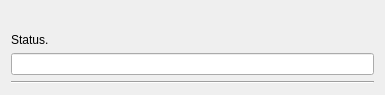
This is python/mmSolver/tools/solver/widget/solverstate_widget.ui in david-cattermole/mayaMatchMoveSolver as Qt 5 draws it before an edit. The edited form follows.
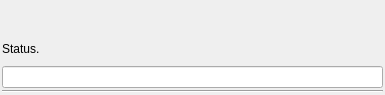
This is the edited form.

Commit message: Reduce UI size of bottom half of solver UI.

What changed in the file:
```diff
--- a/python/mmSolver/tools/solver/widget/solverstate_widget.ui
+++ b/python/mmSolver/tools/solver/widget/solverstate_widget.ui
@@ -14,6 +14,21 @@
    <string>Form</string>
   </property>
   <layout class="QVBoxLayout" name="verticalLayout">
+   <property name="spacing">
+    <number>2</number>
+   </property>
+   <property name="leftMargin">
+    <number>2</number>
+   </property>
+   <property name="topMargin">
+    <number>2</number>
+   </property>
+   <property name="rightMargin">
+    <number>2</number>
+   </property>
+   <property name="bottomMargin">
+    <number>2</number>
+   </property>
    <item>
     <widget class="QWidget" name="timelineDeviation_widget" native="true"/>
    </item>
```
The commit also changes 3 other files.
